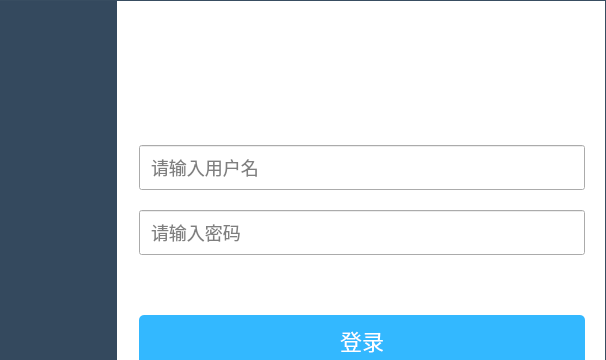
Before: the Qt Designer form client/src/login/loginwidget.ui in zhuzongdong123/ProcessingSoftware, drawn with Qt 5; both pictures show x 373 to 979 and y 0 to 360 of the 979 by 500 pixel window.
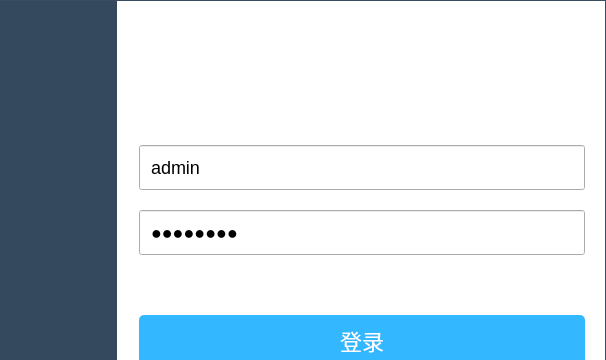
After: the same form once the commit is applied. Icons and pictures are not drawn.

The edit to the form file:
```diff
--- a/client/src/login/loginwidget.ui
+++ b/client/src/login/loginwidget.ui
@@ -196,6 +196,9 @@
                 <height>45</height>
                </size>
               </property>
+              <property name="text">
+               <string>admin</string>
+              </property>
               <property name="maxLength">
                <number>32</number>
               </property>
@@ -212,6 +215,9 @@
                 <height>45</height>
                </size>
               </property>
+              <property name="text">
+               <string>admin123</string>
+              </property>
               <property name="maxLength">
                <number>32</number>
               </property>
```
